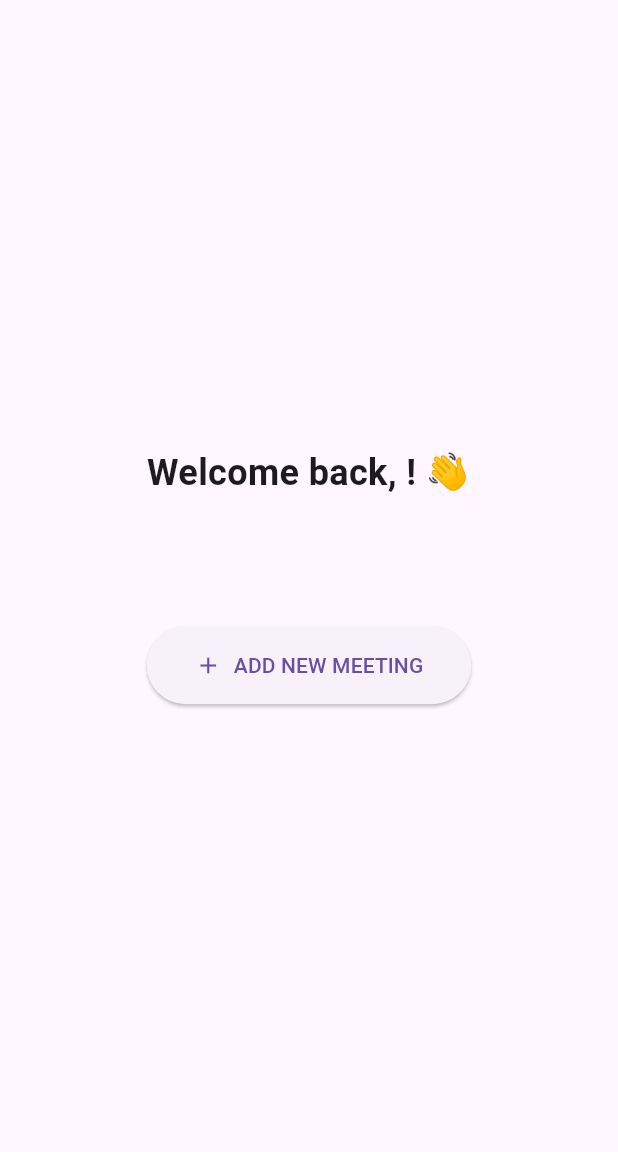
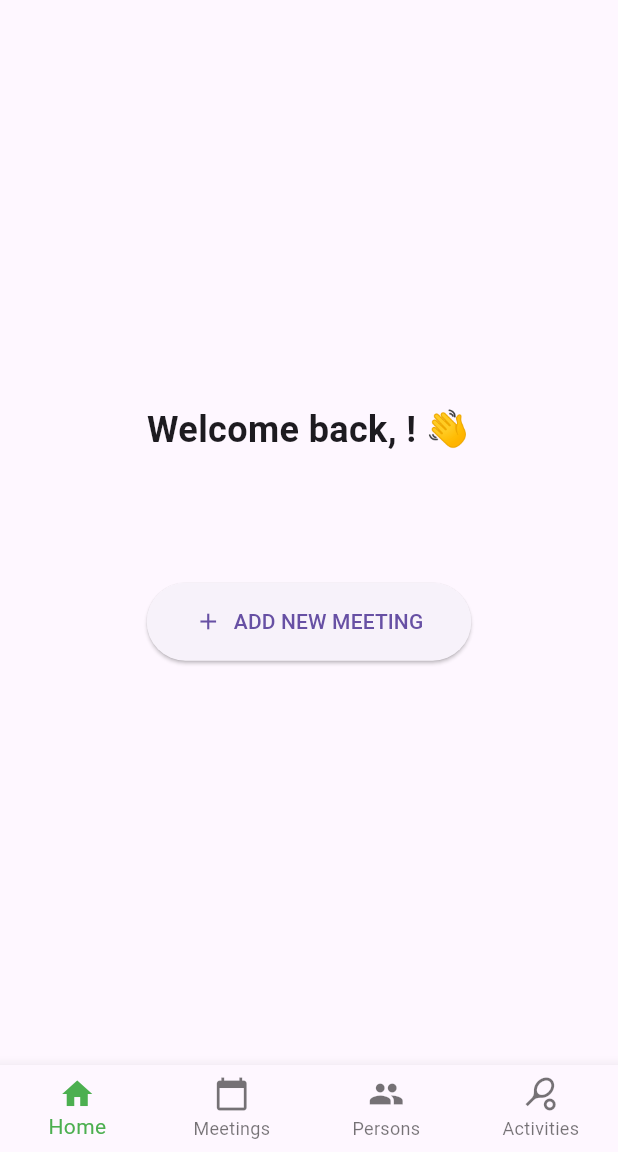
Before and after one commit to aleksanderginalski/Friendsheet-App, a Flutter app: the screen it shows once a user with an empty profile is signed in, on a phone screen of 412 x 824 dp, the part 84-1236 px from its top. Run offline on Flutter 3.47's test engine with Material 3 defaults, Android fonts, the phone set to English and light mode, and no system bars; our stand-ins replace cloud_firestore, firebase_auth, firebase_core, freezed_annotation, google_sign_in; accounts and stored records are empty; generated files the repository leaves out were written again.

Commit message:
feat(navigation): add BottomNavigationBar with MainScreen as root
- Add MainScreen with 4-tab BottomNavigationBar (Home, Meetings, Persons, Activities)
- Move logout logic from HomeScreen to MainScreen
- Update AuthWrapper to return MainScreen instead of HomeScreen
- Add placeholder screens for Persons and Activities tabs
- Update tests to reflect new navigation structure

Closes #48

```diff
--- a/lib/main.dart
+++ b/lib/main.dart
@@ -6,8 +6,8 @@ import 'package:flutter/material.dart';
 
 import 'data/services/auth_service.dart';
 import 'firebase_options.dart';
-import 'presentation/screens/home_screen.dart';
 import 'presentation/screens/login_screen.dart';
+import 'presentation/screens/main_screen.dart';
 
 /// Main entry point of the application
 void main() async {
@@ -34,7 +34,6 @@ class FriendsheetApp extends StatelessWidget {
         useMaterial3: true,
       ),
       // Inject real AuthService in production
-      // 🎨 METAPHOR: Connect real water supply to the coffee machine
       home: AuthWrapper(authService: AuthService()),
     );
   }
@@ -77,7 +76,7 @@ class _AuthWrapperState extends State<AuthWrapper> {
         final bool isAuthenticated = snapshot.hasData && snapshot.data != null;
 
         if (isAuthenticated) {
-          return HomeScreen(authService: widget.authService);
+          return MainScreen(authService: widget.authService);
         } else {
           return LoginScreen(authService: widget.authService);
         }
--- /dev/null
+++ b/lib/presentation/screens/main_screen.dart
@@ -0,0 +1,114 @@
+import 'package:flutter/material.dart';
+
+import '../../data/services/auth_service.dart';
+import 'home_screen.dart';
+import 'meetings_list_screen.dart';
+
+/// Main screen with bottom navigation, hosting all top-level tabs.
+class MainScreen extends StatefulWidget {
+  final AuthService authService;
+
+  const MainScreen({super.key, required this.authService});
+
+  @override
+  State<MainScreen> createState() => _MainScreenState();
+}
+
+class _MainScreenState extends State<MainScreen> {
+  int _currentIndex = 0;
+
+  Future<void> _handleLogout(BuildContext context) async {
+    final bool? confirmed = await showDialog<bool>(
+      context: context,
+      builder: (context) => AlertDialog(
+        title: const Text('Log Out?'),
+        content: const Text(
+          'Are you sure you want to log out?\n\n'
+          'You\'ll need to sign in again to access your meetings.',
+        ),
+        actions: [
+          TextButton(
+            onPressed: () => Navigator.of(context).pop(false),
+            child: const Text('CANCEL'),
+          ),
+          TextButton(
+            onPressed: () => Navigator.of(context).pop(true),
+            child: const Text('LOG OUT'),
+          ),
+        ],
+      ),
+    );
+
+    // AuthWrapper stream automatically navigates to LoginScreen after sign-out.
+    if (confirmed == true && context.mounted) {
+      try {
+        await widget.authService.signOut();
+      } catch (e) {
+        if (context.mounted) {
+          ScaffoldMessenger.of(context).showSnackBar(
+            SnackBar(
+              content: Text('Failed to log out: $e'),
+              backgroundColor: Colors.red,
+            ),
+          );
+        }
+      }
+    }
+  }
+
+  @override
+  Widget build(BuildContext context) {
+    return Scaffold(
+      appBar: AppBar(
+        title: const Text('FRIENDSHEET'),
+        backgroundColor: const Color(0xFF4CAF50),
+        foregroundColor: Colors.white,
+        actions: [
+          IconButton(
+            icon: const Icon(Icons.logout),
+            tooltip: 'Log Out',
+            onPressed: () => _handleLogout(context),
+          ),
+        ],
+      ),
+      // IndexedStack keeps all tab widgets alive, preserving scroll state.
+      body: IndexedStack(
+        index: _currentIndex,
+        children: [
+          HomeScreen(authService: widget.authService),
+          const MeetingsListScreen(),
+          const Scaffold(
+            body: Center(child: Text('Persons - Coming Soon')),
+          ),
+          const Scaffold(
+            body: Center(child: Text('Activities - Coming Soon')),
+          ),
+        ],
+      ),
+      bottomNavigationBar: BottomNavigationBar(
+        currentIndex: _currentIndex,
+        selectedItemColor: const Color(0xFF4CAF50),
+        type: BottomNavigationBarType.fixed,
+        onTap: (index) => setState(() => _currentIndex = index),
+        items: const [
+          BottomNavigationBarItem(
+            icon: Icon(Icons.home),
+            label: 'Home',
+          ),
+          BottomNavigationBarItem(
+            icon: Icon(Icons.calendar_today),
+            label: 'Meetings',
+          ),
+          BottomNavigationBarItem(
+            icon: Icon(Icons.people),
+            label: 'Persons',
+          ),
+          BottomNavigationBarItem(
+            icon: Icon(Icons.sports_tennis),
+            label: 'Activities',
+          ),
+        ],
+      ),
+    );
+  }
+}
--- a/pubspec.yaml
+++ b/pubspec.yaml
@@ -57,6 +57,9 @@ dev_dependencies:
 
   fake_cloud_firestore: ^3.1.0
 
+  # Firebase Core test utilities (setupFirebaseCoreMocks)
+  firebase_core_platform_interface: ^6.0.2
+
 # Flutter configuration
 flutter:
   uses-material-design: true
```
Also changed, not shown: lib/presentation/screens/home_screen.dart (+0 -55 lines), pubspec.lock, 2 other files.
